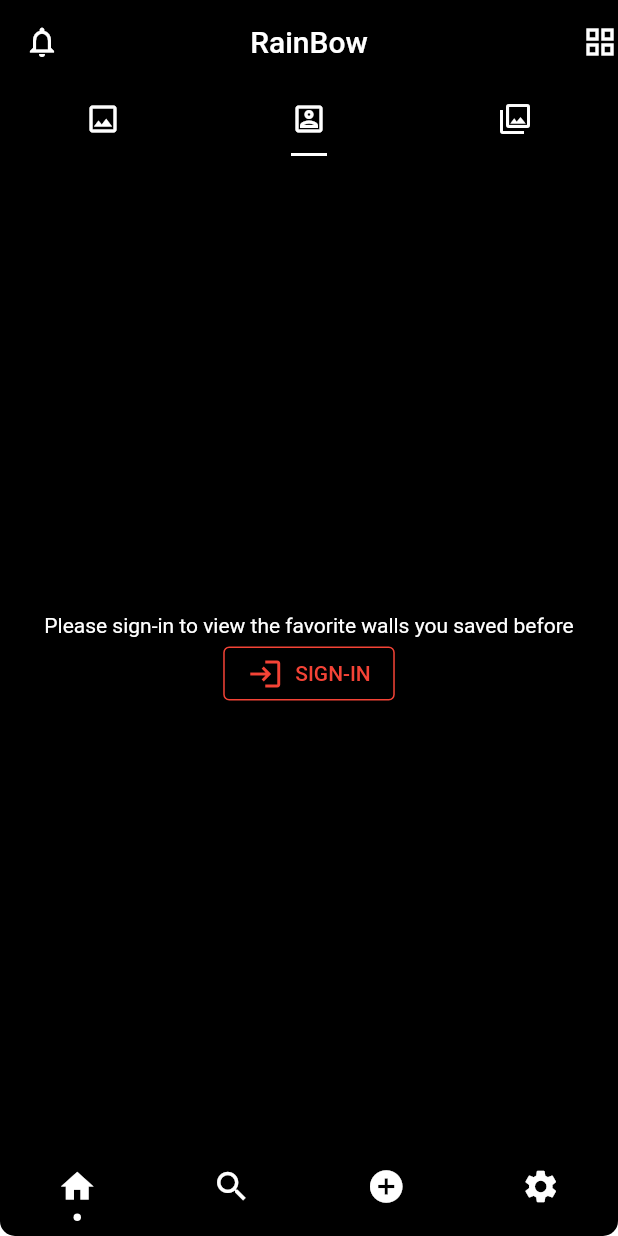
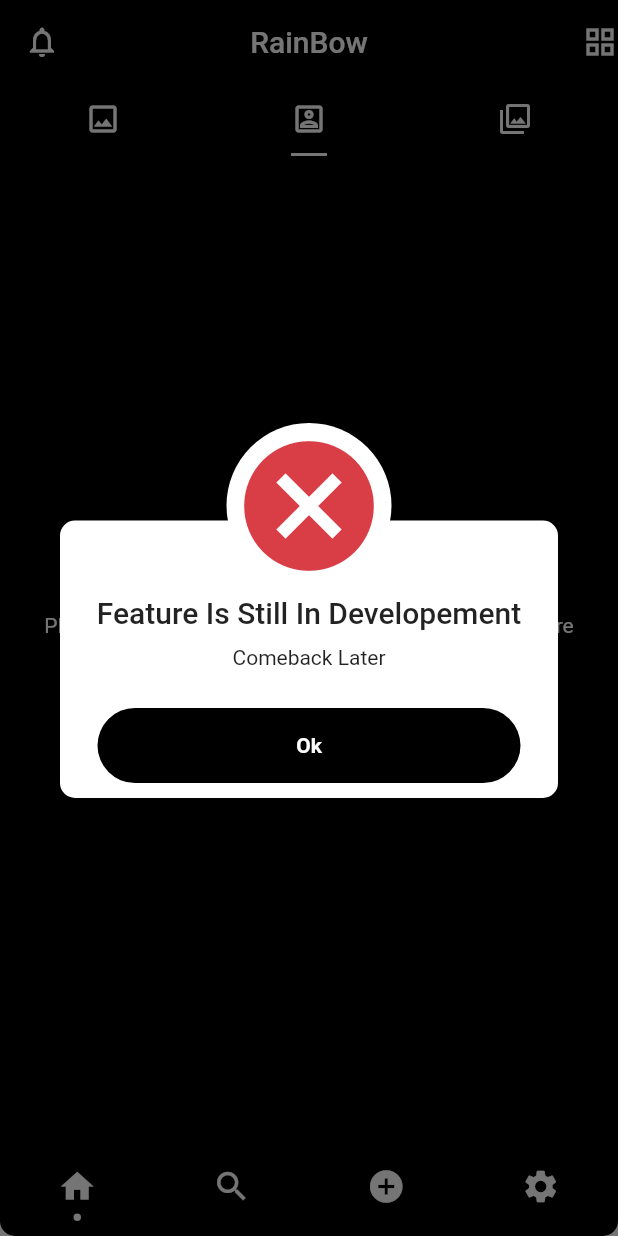
Before and after one commit to Pavel401/RainBow--PUBLIC, a Flutter app: the screen it shows after launch, tab 2 chosen, after a tap on "SIGN-IN", on a phone screen of 412 x 824 dp. Run offline on Flutter 3.47's test engine with Material 2 defaults, Android fonts, the phone set to English and light mode, and no system bars; drawn by our look-alikes of persistent_bottom_nav_bar; our stand-ins replace awesome_dialog, connectivity_plus, internet_connection_checker, transparent_image; network calls fail.

Commit message:
added relevant dialogs,internet checker

```diff
--- a/lib/main.dart
+++ b/lib/main.dart
@@ -1,18 +1,18 @@
-// ignore_for_file: prefer_const_constructors
+// ignore_for_file: prefer_const_constructors, avoid_single_cascade_in_expression_statements
 
 import 'dart:convert';
 
 import 'package:flutter/cupertino.dart';
+import 'package:connectivity_plus/connectivity_plus.dart';
 import 'package:flutter/material.dart';
 import 'package:rainbow/constants/constraints.dart';
 import 'package:http/http.dart' as http;
 import 'package:rainbow/model/VARIABLES.dart';
 import 'package:rainbow/pages/search_result.dart';
 import 'cmponents/persistent_nav_bar.dart';
+import 'package:awesome_dialog/awesome_dialog.dart';
+
 Map result = {};
-
-
-
 
 Map result_final = {};
 
@@ -54,8 +54,9 @@ class MyHomePage extends StatefulWidget {
 }
 
 class _MyHomePageState extends State<MyHomePage> {
-  int navindex =0;
-
+  var streams;
+  String status = "Offline";
+  int navindex = 0;
 
   fetchapi() async {
     await http.get(
@@ -73,6 +74,7 @@ class _MyHomePageState extends State<MyHomePage> {
       //print(images[0]);
     });
   }
+
   fetchapis() async {
     await http.get(
         Uri.parse(
@@ -90,22 +92,49 @@ class _MyHomePageState extends State<MyHomePage> {
     });
   }
 
-
   @override
   void initState() {
     // ignore: todo
     // TODO: implement initState
 
     super.initState();
+    streams =
+        Connectivity().onConnectivityChanged.listen((ConnectivityResult event) {
+      if (event == ConnectivityResult.none) {
+       AwesomeDialog(
+                  context: context,
+                  //customHeader: Image.asset("assets/icon/icon.png"),
+                  dialogType: DialogType.ERROR,
+                  animType: AnimType.BOTTOMSLIDE,
+                  title: 'Offline',
+                    dialogBackgroundColor: Colors.white,
+
+                  desc:
+                      'Connect to Internet Service ',
+                  btnOkOnPress: () {},
+                  btnOkColor: backgroundcolor,
+
+                )..show();
+      } else {
+
+        status = "Online";
+        print(status);
+      }
+    });
     fetchapi();
     fetchapis();
   }
 
   @override
+  void dispose() {
+    // TODO: implement dispose
+    super.dispose();
+    streams.cancel();
+  }
+
+  @override
   Widget build(BuildContext context) {
-
     return Scaffold(
-
       appBar: AppBar(
         // ignore: prefer_const_literals_to_create_immutables
 
@@ -123,11 +152,10 @@ class _MyHomePageState extends State<MyHomePage> {
       ),
       backgroundColor: backgroundcolor,
       // ignore: prefer_const_literals_to_create_immutables
-      body:persistent_navbar() ,
+      body: persistent_navbar(),
       resizeToAvoidBottomInset: true,
 
       // ignore: prefer_const_literals_to_create_immutables
-
     );
   }
 }
--- a/lib/pages/signin.dart
+++ b/lib/pages/signin.dart
@@ -1,7 +1,9 @@
-// ignore_for_file: prefer_const_constructors, prefer_const_literals_to_create_immutables
+// ignore_for_file: prefer_const_constructors, prefer_const_literals_to_create_immutables, avoid_single_cascade_in_expression_statements
 
 import 'package:flutter/material.dart';
 import 'package:rainbow/constants/constraints.dart';
+import 'package:awesome_dialog/awesome_dialog.dart';
+
 class signin extends StatelessWidget {
   const signin({Key? key}) : super(key: key);
 
@@ -25,7 +27,23 @@ class signin extends StatelessWidget {
                   BorderSide(color: Colors.red),
                 ),
               ),
-              onPressed: () {},
+              onPressed: () {
+
+                 AwesomeDialog(
+                  context: context,
+                  //customHeader: Image.asset("assets/icon/icon.png"),
+                  dialogType: DialogType.ERROR,
+                  animType: AnimType.BOTTOMSLIDE,
+                  title: 'Feature Is Still In Developement',
+                    dialogBackgroundColor: Colors.white,
+
+                  desc:
+                      'Comeback Later',
+                  btnOkOnPress: () {},
+                  btnOkColor: backgroundcolor,
+
+                )..show();
+              },
               icon: Icon(
                 Icons.login,
                 color: Colors.red,
--- a/pubspec.yaml
+++ b/pubspec.yaml
@@ -40,6 +40,9 @@ dependencies:
   curved_navigation_bar: ^1.0.1
   material_floating_search_bar: ^0.3.5
   persistent_bottom_nav_bar: ^4.0.2
+  awesome_dialog: ^2.1.1
+  internet_connection_checker: ^0.0.1+3
+  connectivity_plus: ^2.0.2
 
 
 dev_dependencies:
```
Also changed, not shown: lib/cmponents/internet_check_onClick.dart (added, +8 -0 lines), lib/pages/search_result.dart (+7 -12 lines), lib/pages/searchpage.dart (+33 -10 lines), pubspec.lock.
